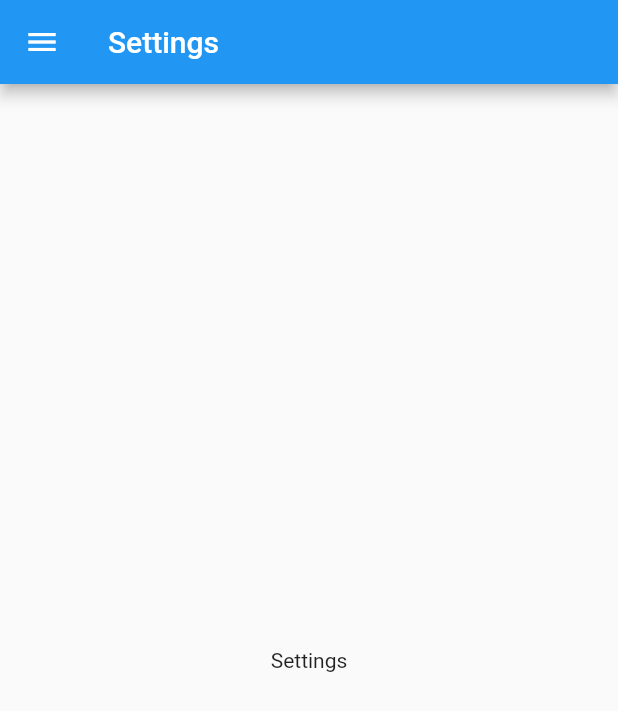
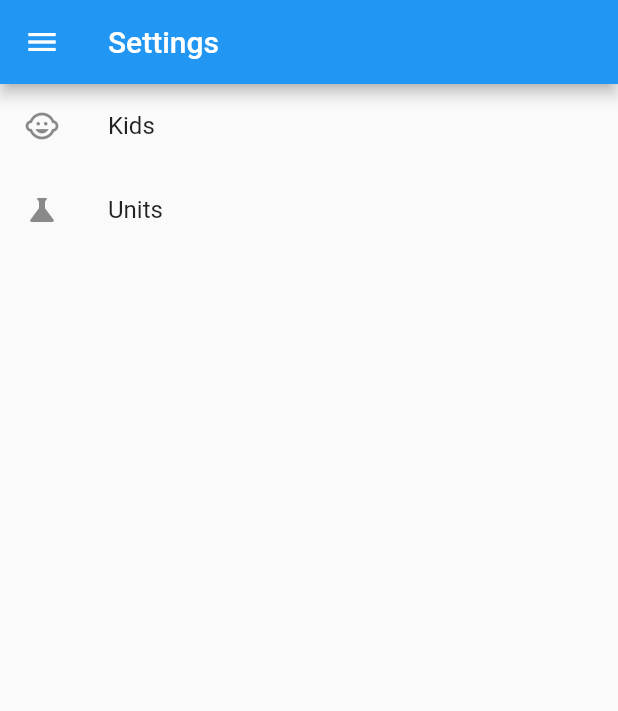
Before and after one commit to samandmoore/bebe, a Flutter app: the SettingsScreen screen opened by its route, on a phone screen of 412 x 824 dp. Shown: the top 711 px of the screen. Run offline on Flutter 3.47's test engine with Material 2 defaults, Android fonts, the phone set to English and light mode, and no system bars; our stand-ins replace equatable, flutter_riverpod, go_router, reactive_forms; generated files the repository leaves out were written again.

Commit message:
started working on adding the ability to change units

```diff
--- a/lib/src/app.dart
+++ b/lib/src/app.dart
@@ -6,6 +6,7 @@ import 'package:go_router/go_router.dart';
 
 import 'kids/new_kid_screen.dart';
 import 'settings/settings_screen.dart';
+import 'settings/units_screen.dart';
 import 'track/track_screen.dart';
 
 class App extends StatelessWidget {
@@ -25,6 +26,12 @@ class App extends StatelessWidget {
       GoRoute(
         path: SettingsScreen.route,
         builder: (_, __) => const SettingsScreen(),
+        routes: [
+          GoRoute(
+            path: UnitsScreen.route.split('/').last,
+            builder: (_, __) => const UnitsScreen(),
+          ),
+        ],
       ),
     ],
   );
--- /dev/null
+++ b/lib/src/settings/providers.dart
@@ -0,0 +1,5 @@
+import 'package:flutter_riverpod/flutter_riverpod.dart';
+
+enum LiquidUnits { ml, oz }
+
+final liquidUnitsProvider = StateProvider((_) => LiquidUnits.ml);
--- a/lib/src/settings/settings_screen.dart
+++ b/lib/src/settings/settings_screen.dart
@@ -1,6 +1,8 @@
 import 'package:flutter/material.dart';
+import 'package:go_router/go_router.dart';
 
 import '../shared/drawer.dart';
+import 'units_screen.dart';
 
 class SettingsScreen extends StatelessWidget {
   static const route = '/settings';
@@ -15,8 +17,27 @@ class SettingsScreen extends StatelessWidget {
       ),
       drawer: const NavDrawer(),
       body: SafeArea(
-        child: Center(
-          child: const Text('Settings'),
+        child: ListView(
+          children: [
+            ListTile(
+              leading: Icon(Icons.child_care),
+              title: Row(
+                children: [
+                  Text('Kids'),
+                ],
+              ),
+              onTap: () => context.push('/'),
+            ),
+            ListTile(
+              leading: Icon(Icons.science),
+              title: Row(
+                children: [
+                  Text('Units'),
+                ],
+              ),
+              onTap: () => context.push(UnitsScreen.route),
+            ),
+          ],
         ),
       ),
     );
--- /dev/null
+++ b/lib/src/settings/units_screen.dart
@@ -0,0 +1,21 @@
+import 'package:flutter/material.dart';
+
+class UnitsScreen extends StatelessWidget {
+  static const route = '/settings/units';
+
+  const UnitsScreen({super.key});
+
+  @override
+  Widget build(BuildContext context) {
+    return Scaffold(
+      appBar: AppBar(
+        title: const Text('Units'),
+      ),
+      body: SafeArea(
+        child: Center(
+          child: const Text('Units'),
+        ),
+      ),
+    );
+  }
+}
```
